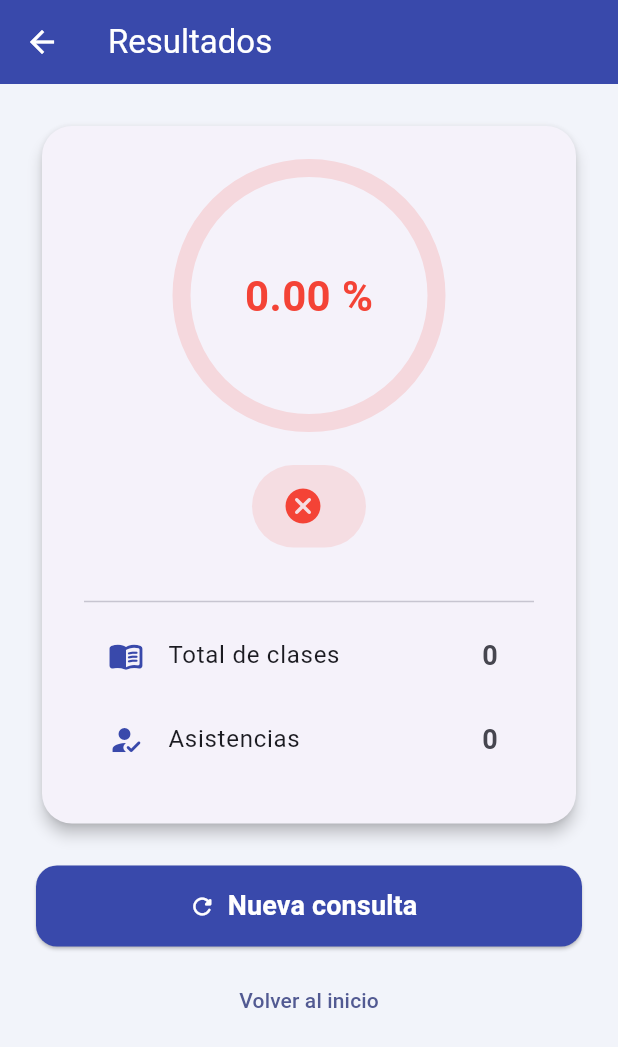
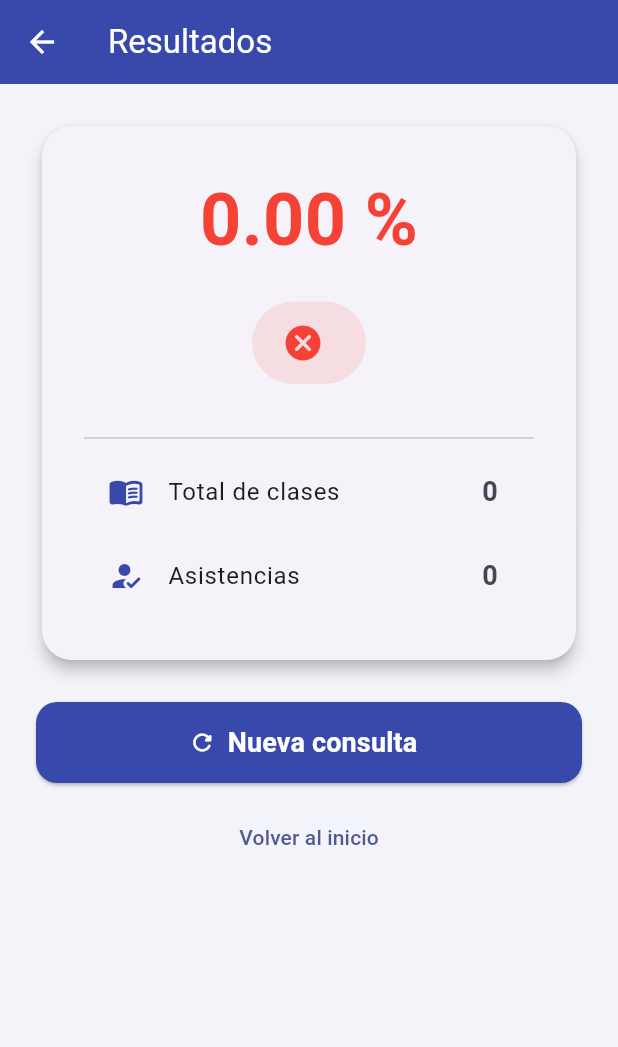
Before and after one commit to GabrielBaezJ/Examen-Practico-P1-DAM, a Flutter app: the ResultadoPantalla screen opened directly with empty values, on a phone screen of 412 x 824 dp. Shown: the top 1047 px of the screen. Run offline on Flutter 3.47's test engine with Material 3 defaults, Android fonts, the phone set to English and light mode, and no system bars.

Commit message:
Corrección Diseño

```diff
--- a/lib/view/pantallas/resultado_pantalla.dart
+++ b/lib/view/pantallas/resultado_pantalla.dart
@@ -3,7 +3,7 @@ import 'package:flutter/material.dart';
 import '../../model/asistencia_model.dart';
 
 class ResultadoPantalla extends StatelessWidget {
-  ResultadoPantalla({super.key});
+  const ResultadoPantalla({super.key});
 
   @override
   Widget build(BuildContext context) {
@@ -26,13 +26,13 @@ class ResultadoPantalla extends StatelessWidget {
     return Scaffold(
       backgroundColor: Color(0xFFF2F4FA),
       appBar: AppBar(
-        title: Text('Resultados'),
+        title: const Text('Resultados'),
         backgroundColor: Color(0xFF3949AB),
         foregroundColor: Colors.white,
         elevation: 0,
       ),
       body: SingleChildScrollView(
-        padding: const EdgeInsets.all(24),
+        padding: EdgeInsets.all(24),
         child: Column(
           children: [
             Card(
@@ -44,34 +44,15 @@ class ResultadoPantalla extends StatelessWidget {
                 padding: EdgeInsets.all(28),
                 child: Column(
                   children: [
-                    SizedBox(
-                      width: 170,
-                      height: 170,
-                      child: Stack(
-                        alignment: Alignment.center,
-                        children: [
-                          SizedBox(
-                            width: 170,
-                            height: 170,
-                            child: CircularProgressIndicator(
-                              value: datos.porcentaje / 100,
-                              strokeWidth: 12,
-                              backgroundColor: color.withValues(alpha: 0.15),
-                              valueColor: AlwaysStoppedAnimation<Color>(color),
-                            ),
-                          ),
-                          Text(
-                            '${datos.porcentaje.toStringAsFixed(2)} %',
-                            style: TextStyle(
-                              fontSize: 28,
-                              fontWeight: FontWeight.bold,
-                              color: color,
-                            ),
-                          ),
-                        ],
+                    Text(
+                      '${datos.porcentaje.toStringAsFixed(2)} %',
+                      style: TextStyle(
+                        fontSize: 48,
+                        fontWeight: FontWeight.bold,
+                        color: color,
                       ),
                     ),
-                    SizedBox(height: 28),
+                    SizedBox(height: 20),
                     Container(
                       padding: EdgeInsets.symmetric(
                         horizontal: 20,
```
